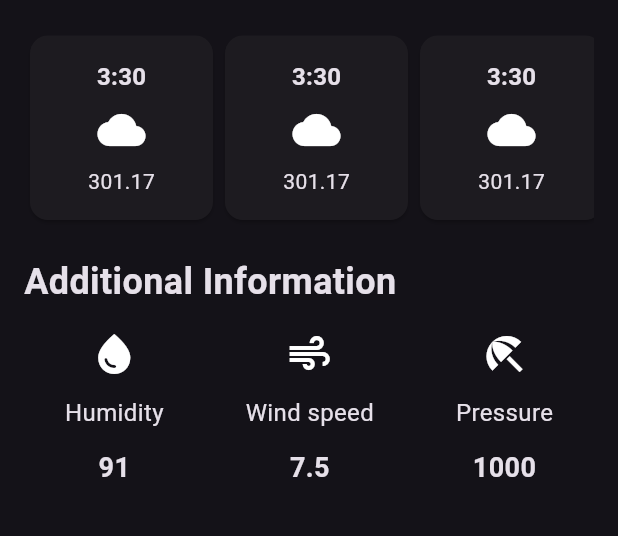
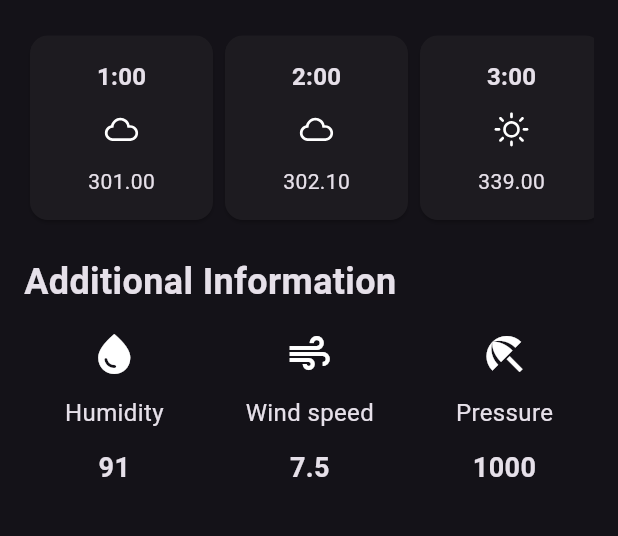
Before and after one commit to farhandotme/flutter_weather_app, a Flutter app: the screen it shows after launch, on a phone screen of 412 x 824 dp, the part 533-1069 px from its top. Run offline on Flutter 3.47's test engine with Material 3 defaults, Android fonts, the phone set to English and light mode, and no system bars; our stand-ins replace weather_icons.

Commit message:
make little changes to the UI

```diff
--- a/lib/ui/hourly_forcast_card.dart
+++ b/lib/ui/hourly_forcast_card.dart
@@ -1,7 +1,16 @@
 import 'package:flutter/material.dart';
 
 class hourlyForcastCard extends StatelessWidget {
-  const hourlyForcastCard({super.key});
+  final IconData icon;
+  final String time;
+  final temprature;
+  const hourlyForcastCard({
+    super.key,
+    required this.icon,
+    required this.time,
+    required this.temprature,
+  });
+
   @override
   Widget build(BuildContext context) {
     return SizedBox(
@@ -12,13 +21,13 @@ class hourlyForcastCard extends StatelessWidget {
           child: Column(
             children: [
               Text(
-                "3:30",
+                time,
                 style: TextStyle(fontSize: 16, fontWeight: FontWeight.bold),
               ),
               SizedBox(height: 8),
-              Icon(Icons.cloud, size: 32),
+              Icon(icon, size: 32),
               SizedBox(height: 8),
-              Text('301.17', style: TextStyle(fontSize: 14)),
+              Text(temprature, style: TextStyle(fontSize: 14)),
             ],
           ),
         ),
--- a/lib/weather_app.dart
+++ b/lib/weather_app.dart
@@ -1,6 +1,7 @@
 import 'package:flutter/material.dart';
 import 'package:weather_app/ui/additional_items.dart';
 import 'package:weather_app/ui/hourly_forcast_card.dart';
+import 'package:weather_icons/weather_icons.dart';
 
 class weather_app extends StatefulWidget {
   const weather_app({super.key});
@@ -67,15 +68,37 @@ class _weather_appState extends State<weather_app> {
               scrollDirection: Axis.horizontal,
               child: Row(
                 children: [
-                  hourlyForcastCard(),
-                  hourlyForcastCard(),
-                  hourlyForcastCard(),
-                  hourlyForcastCard(),
-                  hourlyForcastCard(),
+                  hourlyForcastCard(
+                    icon: WeatherIcons.cloud,
+                    temprature: "301.00",
+                    time: "1:00",
+                  ),
+                  hourlyForcastCard(
+                    icon: WeatherIcons.cloud,
+                    temprature: "302.10",
+                    time: "2:00",
+                  ),
+                  hourlyForcastCard(
+                    icon: WeatherIcons.day_sunny,
+                    temprature: "339.00",
+                    time: "3:00",
+                  ),
+                  hourlyForcastCard(
+                    icon: WeatherIcons.cloud,
+                    temprature: "243.00",
+                    time: "4:00",
+                  ),
+                  hourlyForcastCard(
+                    icon: WeatherIcons.rain,
+                    temprature: "224.00",
+                    time: "5:00",
+                  ),
                 ],
               ),
             ),
             SizedBox(height: 20),
+
+            // Additional information
             Text(
               "Additional Information",
               style: TextStyle(fontWeight: FontWeight.bold, fontSize: 24),
--- a/pubspec.yaml
+++ b/pubspec.yaml
@@ -30,6 +30,8 @@ environment:
 dependencies:
   flutter:
     sdk: flutter
+  http: ^1.5.0
+  weather_icons: ^3.0.0
 
   # The following adds the Cupertino Icons font to your application.
   # Use with the CupertinoIcons class for iOS style icons.
```
Also changed, not shown: pubspec.lock, 1 other file.
